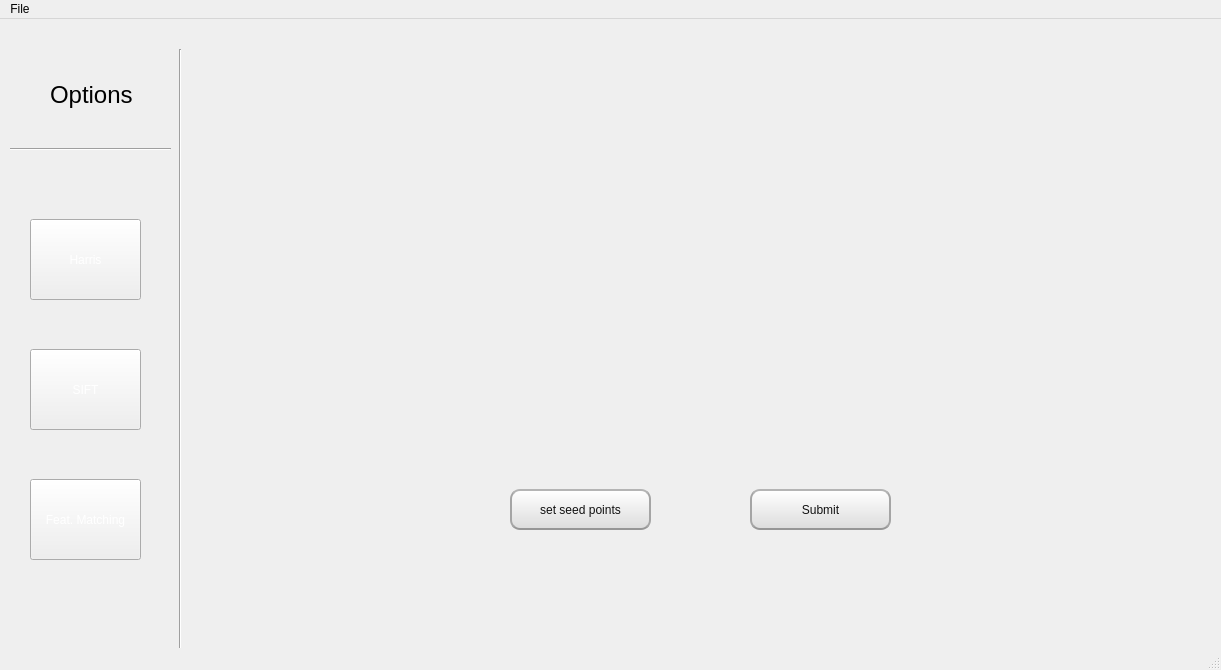
Before: the Qt Designer form mainwindow.ui in ahmeddemaad/Image_Segmentation, drawn with Qt 5.
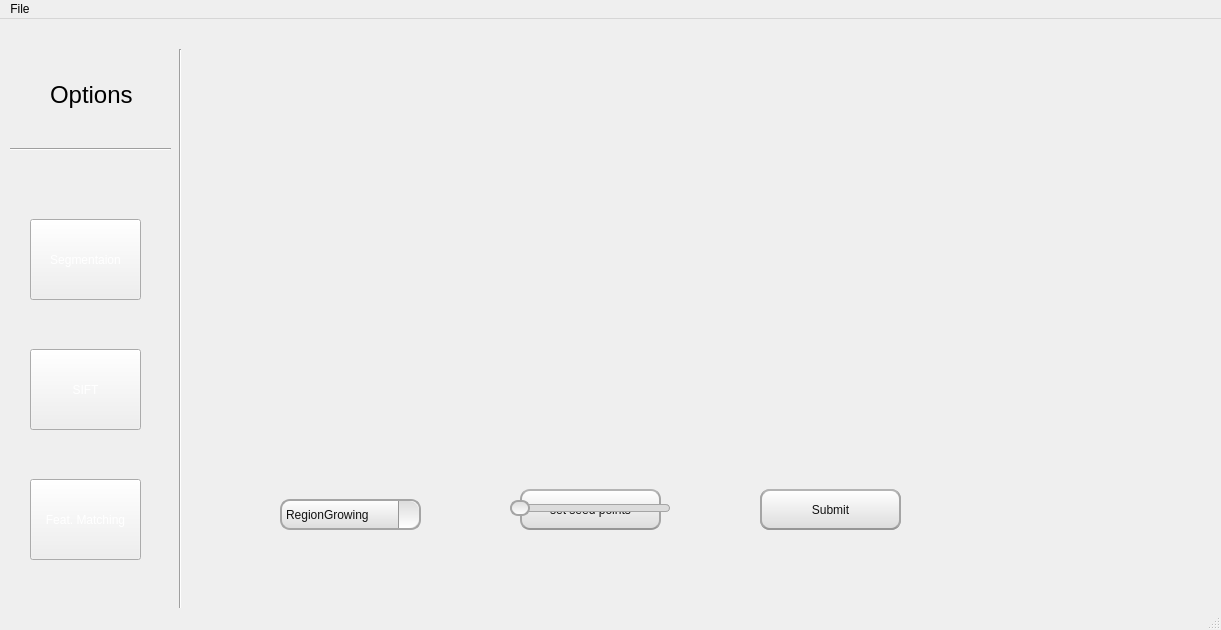
After: the same form once the commit is applied. Icons and pictures are not drawn.

```diff
--- a/mainwindow.ui
+++ b/mainwindow.ui
@@ -7,17 +7,20 @@
     <x>0</x>
     <y>0</y>
     <width>1221</width>
-    <height>670</height>
+    <height>630</height>
    </rect>
   </property>
   <property name="windowTitle">
    <string>MainWindow</string>
   </property>
+  <property name="styleSheet">
+   <string notr="true"/>
+  </property>
   <widget class="QWidget" name="centralwidget">
    <widget class="QStackedWidget" name="stackedWidget">
     <property name="geometry">
      <rect>
-      <x>190</x>
+      <x>200</x>
       <y>10</y>
       <width>1011</width>
       <height>611</height>
@@ -162,6 +165,158 @@
        <string>set seed points</string>
       </property>
      </widget>
+     <widget class="QComboBox" name="comboBox">
+      <property name="geometry">
+       <rect>
+        <x>80</x>
+        <y>470</y>
+        <width>141</width>
+        <height>31</height>
+       </rect>
+      </property>
+      <property name="styleSheet">
+       <string notr="true">QComboBox {
+    color: rgb(17, 17, 17);
+    background-color: qlineargradient(spread: pad, x1: 0.5, y1: 1, x2: 0.5, y2: 0, stop: 0 rgba(220, 220, 220, 255), stop: 1 rgba(255, 255, 255, 255));
+    border: 2px solid rgb(165, 165, 165);
+    border-radius: 10px;
+    padding: 4px;
+}
+
+QComboBox:hover {
+    background-color: qlineargradient(spread: pad, x1: 0.5, y1: 0, x2: 0.5, y2: 1, stop: 0 rgba(220, 220, 220, 255), stop: 1 rgba(255, 255, 255, 255));
+    border: 2px solid rgb(180, 180, 180);
+}
+
+QComboBox::drop-down {
+    subcontrol-origin: padding;
+    subcontrol-position: top right;
+    width: 20px;
+    border-left-width: 1px;
+    border-left-color: rgb(150, 150, 150);
+    border-left-style: solid;
+    border-top-right-radius: 10px;
+    border-bottom-right-radius: 10px;
+    background-color: qlineargradient(spread: pad, x1: 0.5, y1: 0, x2: 0.5, y2: 1, stop: 0 rgba(220, 220, 220, 255), stop: 1 rgba(255, 255, 255, 255));
+}
+
+QComboBox::down-arrow {
+    image: url(:/down_arrow.png);
+    width: 12px;
+    height: 12px;
+}
+</string>
+      </property>
+      <item>
+       <property name="text">
+        <string>RegionGrowing</string>
+       </property>
+      </item>
+      <item>
+       <property name="text">
+        <string>kmeans</string>
+       </property>
+      </item>
+     </widget>
+     <widget class="QPushButton" name="kmeansBtn">
+      <property name="geometry">
+       <rect>
+        <x>560</x>
+        <y>460</y>
+        <width>141</width>
+        <height>41</height>
+       </rect>
+      </property>
+      <property name="cursor">
+       <cursorShape>PointingHandCursor</cursorShape>
+      </property>
+      <property name="styleSheet">
+       <string notr="true">QPushButton{
+	color:rgb(17,17,17);
+	border-width: 2px;
+	border-radius: 10px;
+	border-bottom-color: rgb(150,150,150);
+	border-right-color: rgb(165,165,165);
+	border-left-color: rgb(165,165,165);
+	border-top-color: rgb(180,180,180);
+	border-style: solid;
+	padding: 4px;
+	background-color: qlineargradient(spread:pad, x1:0.5, y1:1, x2:0.5, y2:0, stop:0 rgba(220, 220, 220, 255), stop:1 rgba(255, 255, 255, 255));
+}
+
+QPushButton:hover{
+	color:rgb(17,17,17);
+	border-width: 1px;
+	border-radius: 10px;
+	padding: 4px;
+	background-color: qlineargradient(spread:pad, x1:0.5, y1:0, x2:0.5, y2:1, stop:0 rgba(220, 220, 220, 255), stop:1 rgba(255, 255, 255, 255));
+}</string>
+      </property>
+      <property name="text">
+       <string>Submit</string>
+      </property>
+     </widget>
+     <widget class="QSlider" name="horizontalSlider">
+      <property name="geometry">
+       <rect>
+        <x>310</x>
+        <y>470</y>
+        <width>160</width>
+        <height>18</height>
+       </rect>
+      </property>
+      <property name="styleSheet">
+       <string notr="true">QSlider::groove:horizontal {
+    background-color: rgb(200, 200, 200);
+    height: 8px;
+    border-radius: 4px;
+}
+
+QSlider::handle:horizontal {
+    background-color: qlineargradient(spread:pad, x1:0.5, y1:0, x2:0.5, y2:1, stop:0 rgba(220, 220, 220, 255), stop:1 rgba(255, 255, 255, 255));
+    border: 2px solid rgb(165,165,165);
+    width: 16px;
+    margin: -4px 0;
+    border-radius: 8px;
+}
+
+QSlider::handle:horizontal:hover {
+    background-color: qlineargradient(spread:pad, x1:0.5, y1:0, x2:0.5, y2:1, stop:0 rgba(220, 220, 220, 255), stop:1 rgba(255, 255, 255, 255));
+    border: 2px solid rgb(180,180,180);
+}
+
+QSlider::sub-page:horizontal {
+    background-color: qlineargradient(spread:pad, x1:0.5, y1:0, x2:0.5, y2:1, stop:0 rgba(220, 220, 220, 255), stop:1 rgba(255, 255, 255, 255));
+    border: 1px solid rgb(165,165,165);
+    height: 8px;
+    border-radius: 4px;
+}
+
+QSlider::add-page:horizontal {
+    background-color: rgb(220, 220, 220);
+    border: 1px solid rgb(165,165,165);
+    height: 8px;
+    border-radius: 4px;
+}
+</string>
+      </property>
+      <property name="orientation">
+       <enum>Qt::Horizontal</enum>
+      </property>
+     </widget>
+     <widget class="QLabel" name="label_2">
+      <property name="geometry">
+       <rect>
+        <x>480</x>
+        <y>460</y>
+        <width>41</width>
+        <height>31</height>
+       </rect>
+      </property>
+      <property name="text">
+       <string/>
+      </property>
+     </widget>
     </widget>
     <widget class="QWidget" name="page_2">
      <widget class="QPushButton" name="siftBtn">
@@ -655,7 +810,7 @@
 }</string>
     </property>
     <property name="text">
-     <string>Harris</string>
+     <string>Segmentaion</string>
     </property>
     <property name="autoDefault">
      <bool>false</bool>
```
